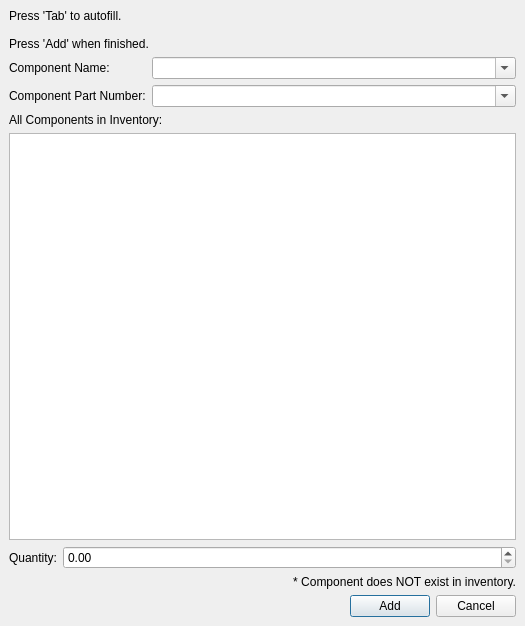
Old version of the form ui/dialogs/add_component_dialog.ui in the repository TheCodingJsoftware/Invigo.
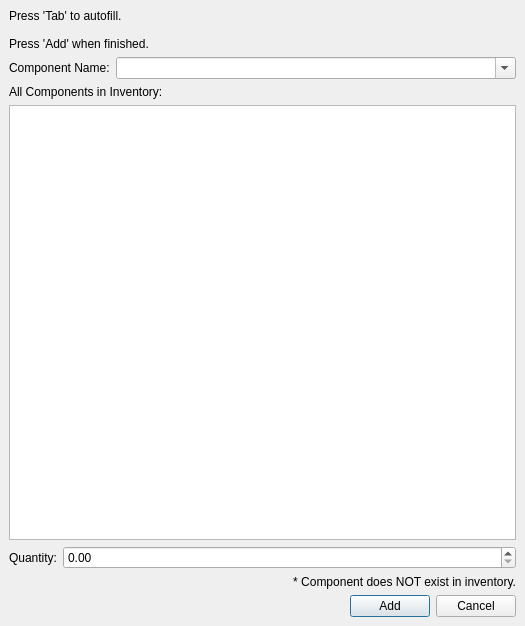
New version of the form.

Patch:
```diff
--- a/ui/dialogs/add_component_dialog.ui
+++ b/ui/dialogs/add_component_dialog.ui
@@ -104,23 +104,6 @@
             </property>
            </widget>
           </item>
-          <item row="1" column="0">
-           <widget class="QLabel" name="label">
-            <property name="text">
-             <string>Component Part Number:</string>
-            </property>
-            <property name="buddy">
-             <cstring>comboBox_part_number</cstring>
-            </property>
-           </widget>
-          </item>
-          <item row="1" column="1">
-           <widget class="QComboBox" name="comboBox_part_number">
-            <property name="editable">
-             <bool>true</bool>
-            </property>
-           </widget>
-          </item>
          </layout>
         </item>
         <item>
@@ -131,7 +114,11 @@
          </widget>
         </item>
         <item>
-         <widget class="QListWidget" name="listWidget_components"/>
+         <widget class="QListWidget" name="listWidget_components">
+          <property name="selectionMode">
+           <enum>QAbstractItemView::SelectionMode::ExtendedSelection</enum>
+          </property>
+         </widget>
         </item>
         <item>
          <layout class="QHBoxLayout" name="horizontalLayout_3" stretch="0,1">
```
Left out of the diff: 12 changed lines with no effect on the pictures.
